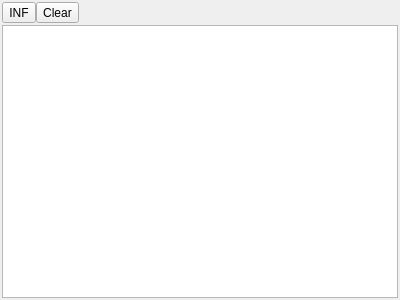
Above: worldeditor/src/managers/consolemanager/consolemanager.ui from thunder-engine/thunder before the change. Below: the same form after it.
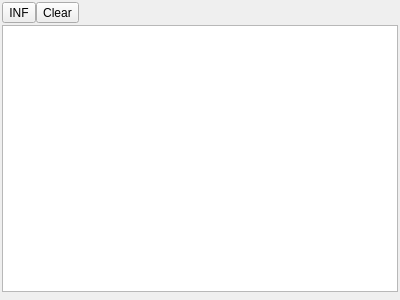
That is the form after the change.

Patch:
```diff
--- a/worldeditor/src/managers/consolemanager/consolemanager.ui
+++ b/worldeditor/src/managers/consolemanager/consolemanager.ui
@@ -27,7 +27,7 @@
     <number>2</number>
    </property>
    <property name="bottomMargin">
-    <number>2</number>
+    <number>8</number>
    </property>
    <item>
     <layout class="QHBoxLayout" name="horizontalLayout">
```
